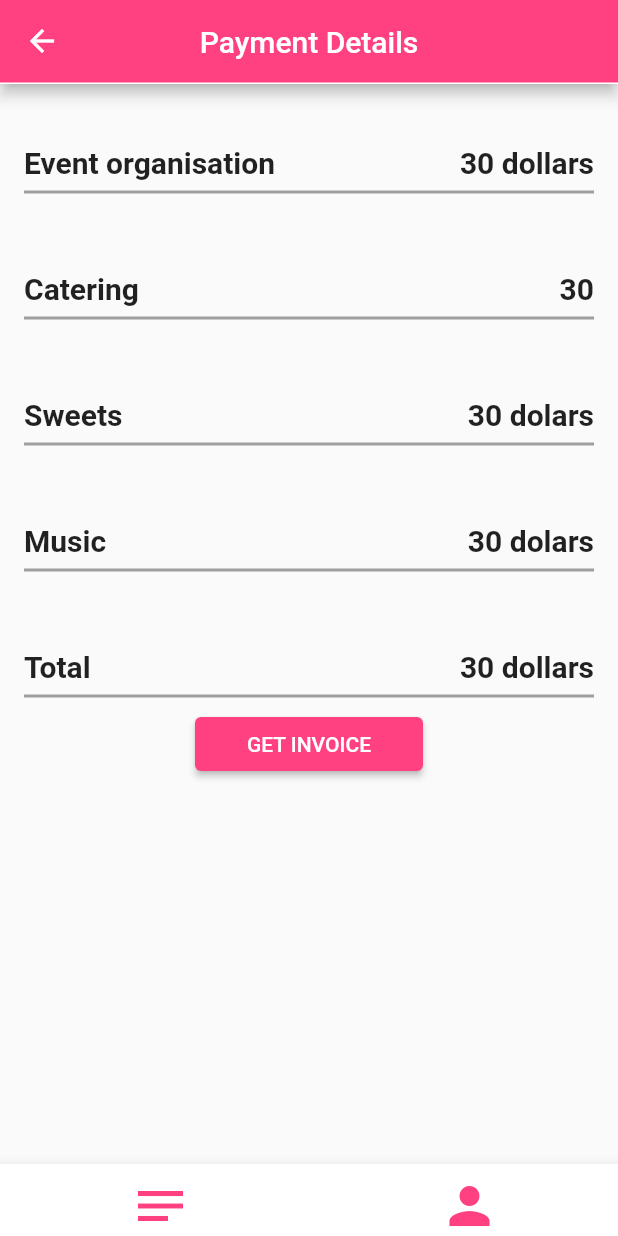
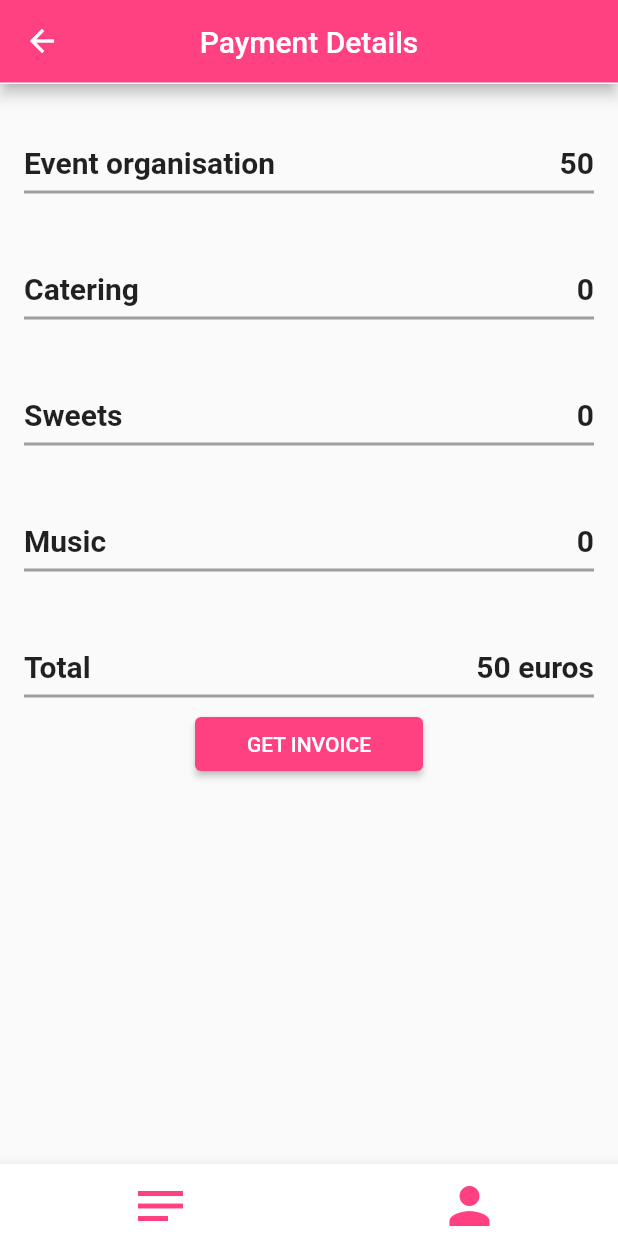
Before and after one commit to pecalevskastefani/event_planner, a Flutter app: the PaymentDetailsPage screen opened by its route, on a phone screen of 412 x 824 dp. Run offline on Flutter 3.47's test engine with Material 2 defaults, Android fonts, the phone set to English and light mode, and no system bars; our stand-ins replace cloud_firestore, file_picker, firebase_auth, firebase_core, google_sign_in; accounts and stored records are empty; network calls fail.

```diff
--- a/lib/main.dart
+++ b/lib/main.dart
@@ -2,6 +2,7 @@ import 'package:event_planner/screens/authentication/login_page.dart';
 import 'package:event_planner/screens/eventDetails/event_details.dart';
 import 'package:flutter/material.dart';
 import 'customViews/CustomPrimaryButton.dart';
+import 'models/event.dart';
 import 'screens/createEvent/create_event.dart';
 import 'screens//eventOtherDetails/other_details.dart';
 import 'screens/paymentDetails/payment_details.dart';
@@ -32,8 +33,8 @@ class MyApp extends StatelessWidget {
         '/register_page': (context) => RegisterPage(),
         '/': (context) => HomePage(),
         '/create_event': (context) => CreateEventPage(),
-        '/other_details': (context) => OtherDetailsPage(),
-        '/payment_details': (context) => PaymentDetailsPage(),
+        '/other_details': (context) => OtherDetailsPage(eventDetails: Event()),
+        '/payment_details': (context) => PaymentDetailsPage(eventDetails: Event()),
         '/profile_page': (context) => ProfilePage(),
         '/event_details': (context) => EventDetailsPage(),
       },
--- /dev/null
+++ b/lib/models/event.dart
@@ -0,0 +1,21 @@
+class Event {
+  final String eventName;
+  final String eventType;
+  final String eventDate;
+  final String eventTime;
+  final String address;
+  late final String? cateringPrice;
+  late final String? sweetsPrice;
+  late final String? musicPrice;
+  late final String totalPrice;
+
+  Event({ this.eventName = "",
+    this.eventType = "",
+    this.eventDate = "",
+    this.eventTime = "",
+    this.address = "",
+    this.cateringPrice = "",
+    this.sweetsPrice = "",
+    this.musicPrice = "",
+    this.totalPrice = ""});
+}
--- a/lib/screens/paymentDetails/payment_details.dart
+++ b/lib/screens/paymentDetails/payment_details.dart
@@ -1,33 +1,46 @@
-import 'dart:convert';
 import 'package:event_planner/customViews/CustomDivider.dart';
+import 'package:firebase_auth/firebase_auth.dart';
 import 'package:flutter/material.dart';
-import '../../customViews/CustomAppBars.dart';
+import '/../customViews/CustomAppBars.dart';
+import '/../models/event.dart';
 import '/../customViews/CustomPrimaryButton.dart';
-import '../../customViews/CustomDivider.dart';
-import '../createEvent/create_event.dart';
-import '../eventOtherDetails/other_details.dart';
-import 'package:url_launcher/url_launcher.dart';
-//import 'package:http/http.dart' as http;
+import '../authentication/services/auth_service.dart';
+import '../authentication/services/auth_google_service.dart';
+import '/../services/event_service.dart';
+class PaymentDetailsPage extends StatefulWidget {
+  final Event eventDetails;
+  final  Map<String, dynamic> selectedDetails;
 
-
-
-
-class PaymentDetailsPage extends StatefulWidget {
+  PaymentDetailsPage({
+    required this.eventDetails,
+    Map<String, dynamic>? selectedDetails,
+  }) : selectedDetails = selectedDetails ?? { 'selectedCatering': '0',
+    'selectedSweets': '0',
+    'selectedMusic': '0'};
   @override
   _PaymentDetailsPageState createState() => _PaymentDetailsPageState();
 
 }
 
 class _PaymentDetailsPageState extends State<PaymentDetailsPage> {
-  OtherDetailsPage otherDetailsPage = OtherDetailsPage();
-  int sum = 30;
+  int sum = 50;
   bool isTextVisible = false;
+  final eventService = EventService();
+  User? user = AuthService().currentUser != null ? AuthService().currentUser : AuthGoogleService().signedInUser;
+  var catering;
+  var sweets;
+  var music;
 
-  void updateSum(int x){
-    setState(() {
-      sum += x;
-      isTextVisible = true;
-    });
+  void getTotalSum() {
+    sum = sum + int.parse(catering) + int.parse(sweets) + int.parse(music);
+  }
+  @override
+  void initState() {
+    super.initState();
+    catering = widget.selectedDetails['selectedCatering'];
+    sweets = widget.selectedDetails['selectedSweets'];
+    music = widget.selectedDetails['selectedMusic'];
+    getTotalSum();
   }
 /*
   TextEditingController emailController = TextEditingController();
@@ -103,7 +116,7 @@ class _PaymentDetailsPageState extends State<PaymentDetailsPage> {
                                   crossAxisAlignment: CrossAxisAlignment.end,
                                   children: [
                                     Text(
-                                      '30 dollars',
+                                      '50',
                                       style: TextStyle(
                                           fontSize: 20.0,
                                           fontWeight: FontWeight.bold
@@ -150,25 +163,14 @@ class _PaymentDetailsPageState extends State<PaymentDetailsPage> {
                                     children: [
                                       Builder(
                                         builder: (context){
-                                          bool isCateringSelected = otherDetailsPage.isCateringSelected();
-                                          if(isCateringSelected == true){
                                           //updateSum(30); tuka nikako nejke da proraboti
                                           return Text(
-                                                  '30',
+                                            catering != '0' ? catering : '0',
                                             style: TextStyle(
                                                 fontSize: 20.0,
                                                 fontWeight: FontWeight.bold
                                             ),
                                           );
-                                          } else {
-                                            return Text (
-                                                  '0',
-                                                  style: TextStyle(
-                                                      fontSize: 20.0,
-                                                      fontWeight: FontWeight.bold
-                                                  ),
-                                                );
-                                          }
                                         },
                                       ),]
                                 ))
@@ -210,7 +212,7 @@ class _PaymentDetailsPageState extends State<PaymentDetailsPage> {
                                     crossAxisAlignment: CrossAxisAlignment.end,
                                     children: [
                                       Text(
-                                        '30 dolars',
+                                        sweets != '0' ? sweets : '0',
                                         style: TextStyle(
                                             fontSize: 20.0,
                                             fontWeight: FontWeight.bold
@@ -255,7 +257,7 @@ class _PaymentDetailsPageState extends State<PaymentDetailsPage> {
                                     crossAxisAlignment: CrossAxisAlignment.end,
                                     children: [
                                       Text(
-                                        '30 dolars',
+                                        music != '0' ? music : '0',
                                         style: TextStyle(
                                             fontSize: 20.0,
                                             fontWeight: FontWeight.bold
@@ -300,7 +302,7 @@ class _PaymentDetailsPageState extends State<PaymentDetailsPage> {
                                     crossAxisAlignment: CrossAxisAlignment.end,
                                     children: [
                                       Text(
-                                        '$sum dollars',
+                                        '$sum euros',
                                         style: TextStyle(
                                             fontSize: 20.0,
                                             fontWeight: FontWeight.bold
@@ -319,10 +321,10 @@ class _PaymentDetailsPageState extends State<PaymentDetailsPage> {
               CustomButton(
                 text: 'GET INVOICE',
                 onPressed: () {
+                  eventService.saveEventToFirebase(widget.eventDetails, sum, widget.selectedDetails);
                   Navigator.pushNamed(context, '/profile_page');
                 },
               ),
-
             ],
           ),
         ),
--- a/pubspec.yaml
+++ b/pubspec.yaml
@@ -35,6 +35,7 @@ dependencies:
   firebase_auth: ^4.6.1
   cloud_firestore: 4.8.1
   google_sign_in: ^5.2.1
+  intl: ^0.17.0
 
 
   # The following adds the Cupertino Icons font to your application.
```
Also changed, not shown: lib/screens/authentication/services/auth_google_service.dart (+2 -7 lines), lib/screens/authentication/services/auth_service.dart (+9 -5 lines), lib/screens/createEvent/create_event.dart (+44 -4 lines), lib/screens/eventOtherDetails/other_details.dart (+33 -1 lines), lib/services/event_service.dart (added, +30 -0 lines). Lines whose indentation alone changed are shown as unchanged.
